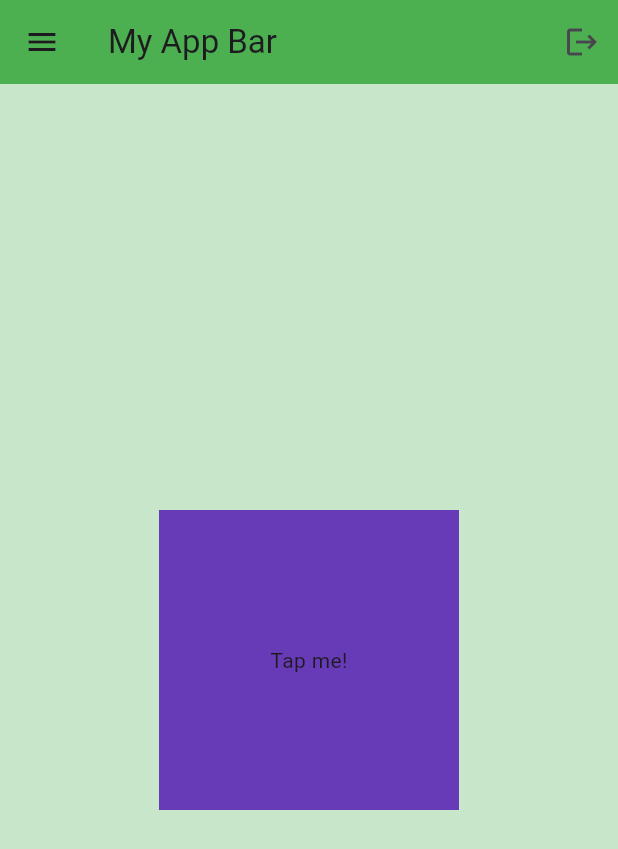
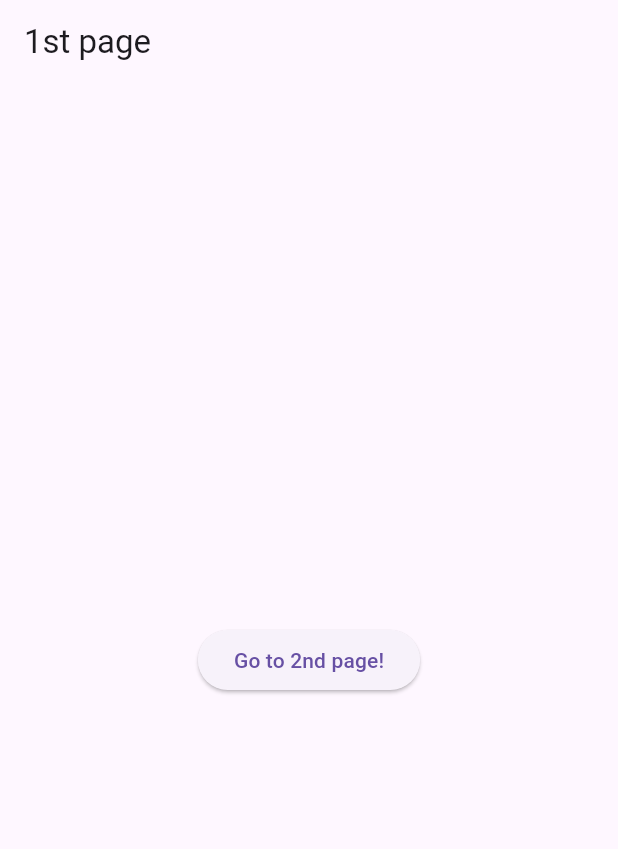
Before and after one commit to cuhp293/CodeFresher, a Flutter app: the screen it shows after launch, on a phone screen of 412 x 824 dp. Shown: the top 849 px of the screen. Run offline on Flutter 3.47's test engine with Material 3 defaults, Android fonts, the phone set to English and light mode, and no system bars.

Commit message:
Flutter: NAVIGATION - basic navigation: 1 page to 1 page

```diff
--- a/Flutter/flutter_beginner_course/lib/main.dart
+++ b/Flutter/flutter_beginner_course/lib/main.dart
@@ -1,4 +1,5 @@
 import 'package:flutter/material.dart';
+import 'package:flutter_beginner_course/pages/first_page.dart';
 
 void main() {
   runApp(const MyApp());
@@ -7,43 +8,12 @@
 class MyApp extends StatelessWidget {
   const MyApp({super.key});
 
-  // functions & methods
-  void userTapped() {
-    print("User tapped on function!");
-  }
-
   @override
   Widget build(BuildContext context) {
     List names = ['Mitch', 'Sharon', 'Vince'];
     return MaterialApp(
       debugShowCheckedModeBanner: false, // hide Debug Banner in phone (demo)
-      home: Scaffold(
-        backgroundColor: Colors.green[100],
-        appBar: AppBar(
-          title: Text("My App Bar"),
-          backgroundColor: Colors.green,
-          elevation: 0,
-          leading: Icon(Icons.menu),
-          actions: [
-            IconButton(onPressed: () {}, icon: Icon(Icons.logout)),
-          ],
-        ),
-        body: Center(
-          child: GestureDetector(
-            /* onTap: () {
-              // do something, user tapped the container.
-              print("User tapped!");
-            }, */
-            onTap: userTapped,
-            child: Container(
-              height: 200,
-              width: 200,
-              color: Colors.deepPurple,
-              child: Center(child: Text("Tap me!")),
-            ),
-          ),
-        ),
-      ),
+      home: FirstPage(),
     );
   }
 }
--- /dev/null
+++ b/Flutter/flutter_beginner_course/lib/pages/first_page.dart
@@ -0,0 +1,27 @@
+import 'package:flutter/material.dart';
+import 'package:flutter_beginner_course/pages/second_page.dart';
+
+class FirstPage extends StatelessWidget {
+  const FirstPage({super.key});
+
+  @override
+  Widget build(BuildContext context) {
+    return Scaffold(
+      appBar: AppBar(title: Text("1st page")),
+      body: Center(
+        child: ElevatedButton(
+            onPressed: () {
+              // navigate to 2nd page
+              Navigator.push(
+                  context,
+                  MaterialPageRoute(
+                      builder: (context) => SecondPage(),
+                  ),
+              );
+            },
+            child: Text("Go to 2nd page!"),
+        ),
+      ),
+    );
+  }
+}
```
Also changed, not shown: Flutter/flutter_beginner_course/lib/pages/second_page.dart (added, +12 -0 lines).
